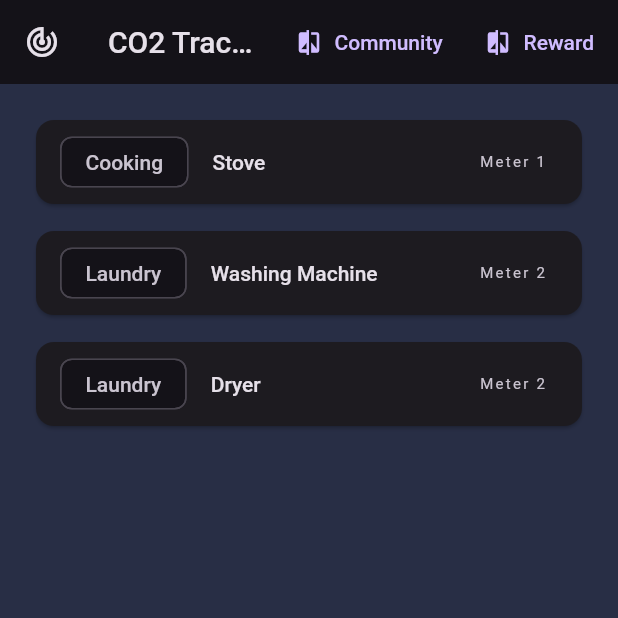
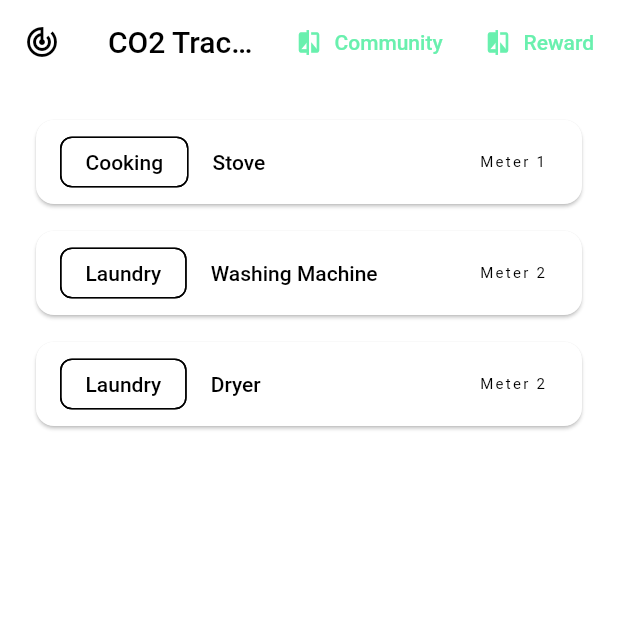
Before and after one commit to prism97/CO2-Tracker, a Flutter app: the screen it shows after launch, on a phone screen of 412 x 824 dp, the top half of it. Run offline on Flutter 3.47's test engine with Material 2 defaults, Android fonts, the phone set to English and light mode, and no system bars; our stand-ins replace fl_chart, flutter_svg, go_router, google_fonts; Roboto replaces fonts that are missing (Assistant).

Commit message:
Fix colors

```diff
--- a/lib/main.dart
+++ b/lib/main.dart
@@ -1,8 +1,6 @@
 import 'package:co2_tracker/router.dart';
 import 'package:flutter/material.dart';
 import 'package:google_fonts/google_fonts.dart';
-
-import 'colors.dart';
 
 void main() {
   runApp(const MyApp());
@@ -18,14 +16,13 @@ class MyApp extends StatelessWidget {
       debugShowCheckedModeBanner: false,
       title: 'CO2 Tracker',
       theme: ThemeData(
-        brightness: Brightness.dark,
         useMaterial3: true,
         textTheme: GoogleFonts.assistantTextTheme(
-          Theme.of(context).textTheme.apply(
-                bodyColor: AppColors.mainTextColor3,
-              ),
+          Theme.of(context).textTheme,
         ),
-        scaffoldBackgroundColor: AppColors.pageBackground,
+        colorScheme: const ColorScheme.highContrastLight(
+          primary: Colors.greenAccent,
+        ),
       ),
       routerConfig: router,
     );
```
